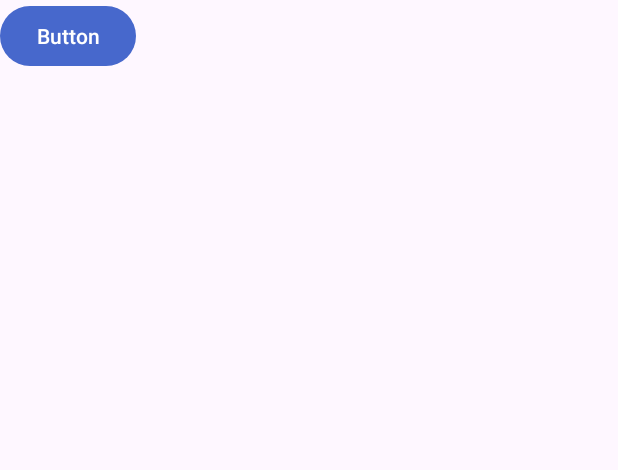
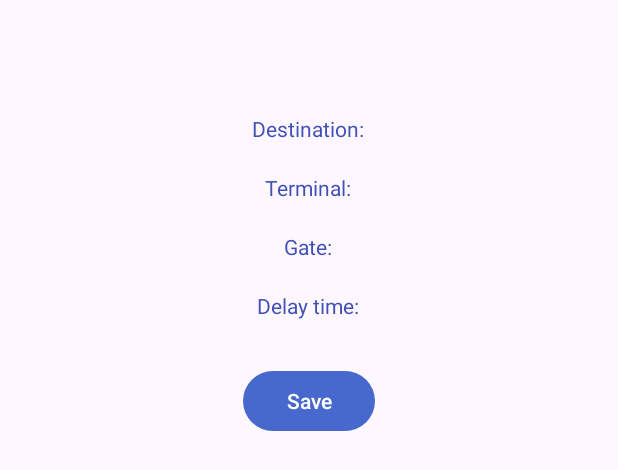
Before and after one commit to h-okay/CST2335-Final-Project-Submission, an Android app: the layout flight_detail_info.xml on its own in the app's theme, with its tools: preview values and no code run, on a phone screen of 412 x 824 dp. Shown: the top 470 px of the screen. Run offline under Robolectric (Android 15) with nearby library versions, the phone set to English and light mode, and no system bars.

```diff
--- a/app/src/main/res/layout/flight_detail_info.xml
+++ b/app/src/main/res/layout/flight_detail_info.xml
@@ -1,15 +1,58 @@
 <?xml version="1.0" encoding="utf-8"?>
 <androidx.constraintlayout.widget.ConstraintLayout xmlns:android="http://schemas.android.com/apk/res/android"
+    xmlns:app="http://schemas.android.com/apk/res-auto"
     xmlns:tools="http://schemas.android.com/tools"
     android:layout_width="match_parent"
     android:layout_height="match_parent">
 
-    <Button
-        android:id="@+id/button"
+    <TextView
+        android:id="@+id/destinationData"
         android:layout_width="wrap_content"
         android:layout_height="wrap_content"
-        android:text="Button"
-        tools:layout_editor_absoluteX="160dp"
-        tools:layout_editor_absoluteY="297dp" />
+        android:layout_marginTop="76dp"
+        android:text="Destination:"
+        app:layout_constraintEnd_toEndOf="parent"
+        app:layout_constraintHorizontal_bias="0.498"
+        app:layout_constraintStart_toStartOf="parent"
+        app:layout_constraintTop_toTopOf="parent" />
 
+    <TextView
+        android:id="@+id/terminalData"
+        android:layout_width="wrap_content"
+        android:layout_height="wrap_content"
+        android:layout_marginTop="20dp"
+        android:text="Terminal:"
+        app:layout_constraintEnd_toEndOf="@+id/destinationData"
+        app:layout_constraintStart_toStartOf="@+id/destinationData"
+        app:layout_constraintTop_toBottomOf="@+id/destinationData" />
+
+    <TextView
+        android:id="@+id/gate"
+        android:layout_width="wrap_content"
+        android:layout_height="wrap_content"
+        android:layout_marginTop="20dp"
+        android:text="Gate:"
+        app:layout_constraintEnd_toEndOf="@+id/terminalData"
+        app:layout_constraintStart_toStartOf="@+id/terminalData"
+        app:layout_constraintTop_toBottomOf="@+id/terminalData" />
+
+    <TextView
+        android:id="@+id/delay"
+        android:layout_width="wrap_content"
+        android:layout_height="wrap_content"
+        android:layout_marginTop="20dp"
+        android:text="Delay time:"
+        app:layout_constraintEnd_toEndOf="@+id/gate"
+        app:layout_constraintStart_toStartOf="@+id/gate"
+        app:layout_constraintTop_toBottomOf="@+id/gate" />
+
+    <Button
+        android:id="@+id/saveButton"
+        android:layout_width="wrap_content"
+        android:layout_height="wrap_content"
+        android:layout_marginTop="30dp"
+        android:text="Save"
+        app:layout_constraintEnd_toEndOf="parent"
+        app:layout_constraintStart_toStartOf="parent"
+        app:layout_constraintTop_toBottomOf="@+id/delay" />
 </androidx.constraintlayout.widget.ConstraintLayout>
--- a/app/src/main/res/layout/flight_list.xml
+++ b/app/src/main/res/layout/flight_list.xml
@@ -93,7 +93,6 @@
             app:layout_constraintTop_toTopOf="@+id/destinationLabel" />
 
 
-
     </androidx.constraintlayout.widget.ConstraintLayout>
 
 </androidx.cardview.widget.CardView>
```
Also changed, not shown: app/src/main/java/algonquin/cst2335/cst2335_finalproject/FLightListViewModel.java (added, +11 -0 lines), app/src/main/java/algonquin/cst2335/cst2335_finalproject/Flight.java (+4 -4 lines), app/src/main/java/algonquin/cst2335/cst2335_finalproject/FlightAdapter.java (+29 -1 lines), app/src/main/java/algonquin/cst2335/cst2335_finalproject/FlightDetailFragment.java (added, +39 -0 lines).
